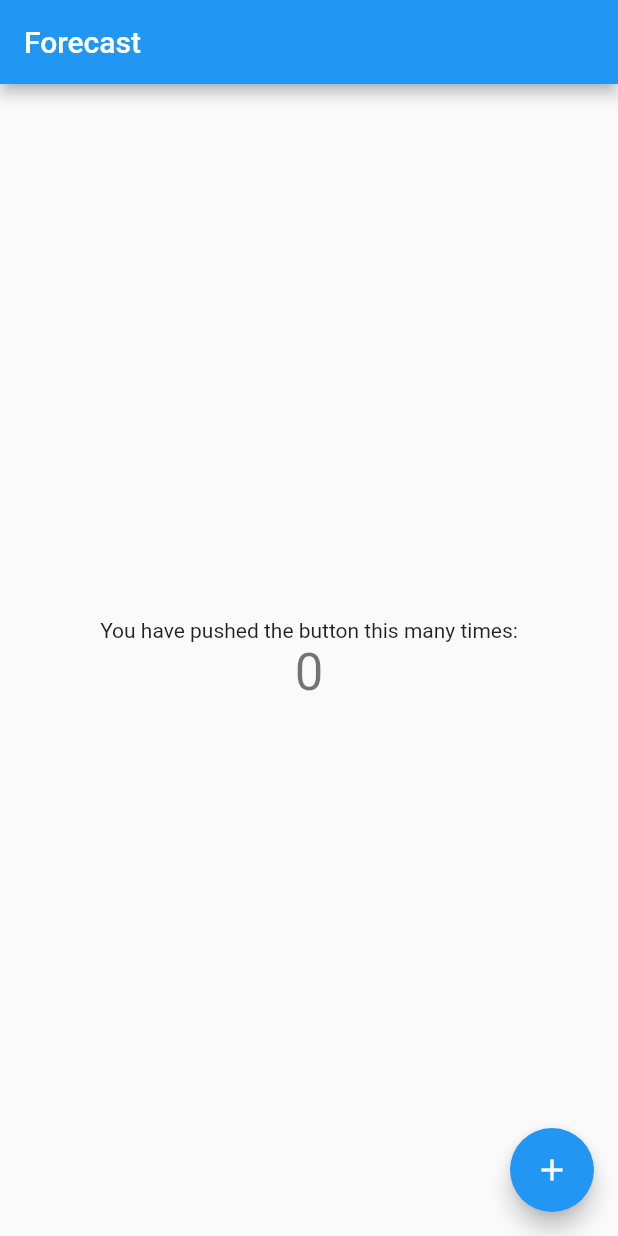
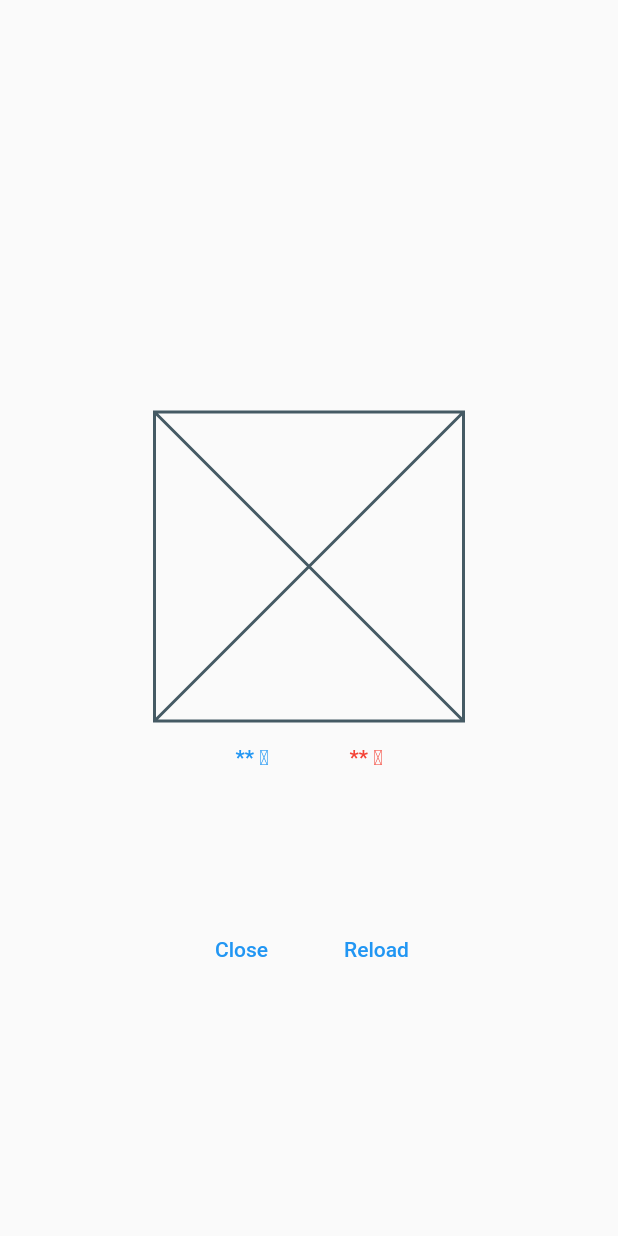
Before and after one commit to t-kawasaki0325/flutter-coding, a Flutter app: the screen it shows after launch, on a phone screen of 412 x 824 dp. Run offline on Flutter 3.47's test engine with Material 2 defaults, Android fonts, the phone set to English and light mode, and no system bars.

Commit message:
課題のレイアウト作りを実行

```diff
--- a/lib/main.dart
+++ b/lib/main.dart
@@ -29,39 +29,71 @@ class WeatherForecast extends StatefulWidget {
 }
 
 class _WeatherForecastState extends State<WeatherForecast> {
-  int _counter = 0;
-
-  void _incrementCounter() {
-    setState(() {
-      _counter++;
-    });
-  }
+  void _action() {}
 
   @override
   Widget build(BuildContext context) {
     return Scaffold(
-      appBar: AppBar(
-        title: Text(widget.title),
-      ),
-      body: Center(
-        child: Column(
-          mainAxisAlignment: MainAxisAlignment.center,
-          children: <Widget>[
-            const Text(
-              'You have pushed the button this many times:',
+        body: Center(
+            child: Column(
+      children: [
+        Spacer(),
+        Flexible(
+            child: FractionallySizedBox(
+          widthFactor: 0.5,
+          child: Column(mainAxisSize: MainAxisSize.min, children: [
+            const AspectRatio(
+              aspectRatio: 1 / 1,
+              child: Placeholder(),
             ),
-            Text(
-              '$_counter',
-              style: Theme.of(context).textTheme.headline4,
+            Padding(
+              padding: const EdgeInsets.symmetric(vertical: 16),
+              child: Row(
+                mainAxisAlignment: MainAxisAlignment.spaceEvenly,
+                children: <Widget>[
+                  Text('** ℃',
+                      style: Theme.of(context)
+                          .textTheme
+                          .labelLarge
+                          ?.copyWith(color: Colors.blue)),
+                  Text('** ℃',
+                      style: Theme.of(context)
+                          .textTheme
+                          .labelLarge
+                          ?.copyWith(color: Colors.red)),
+                ],
+              ),
             ),
-          ],
-        ),
-      ),
-      floatingActionButton: FloatingActionButton(
-        onPressed: _incrementCounter,
-        tooltip: 'Increment',
-        child: const Icon(Icons.add),
-      ),
-    );
+          ]),
+        )),
+        Flexible(
+            child: FractionallySizedBox(
+          widthFactor: 0.5,
+          child: Container(
+            margin: EdgeInsets.only(top: 80),
+            child: Row(
+                mainAxisAlignment: MainAxisAlignment.spaceEvenly,
+                children: [
+                  TextButton(
+                    onPressed: _action,
+                    child: Text('Close',
+                        style: Theme.of(context)
+                            .textTheme
+                            .labelLarge
+                            ?.copyWith(color: Colors.blue)),
+                  ),
+                  TextButton(
+                    onPressed: _action,
+                    child: Text('Reload',
+                        style: Theme.of(context)
+                            .textTheme
+                            .labelLarge
+                            ?.copyWith(color: Colors.blue)),
+                  )
+                ]),
+          ),
+        ))
+      ],
+    )));
   }
 }
```
